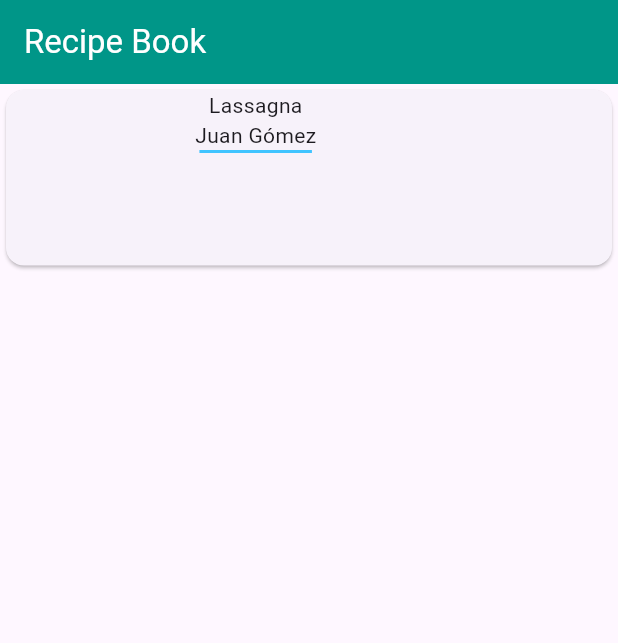
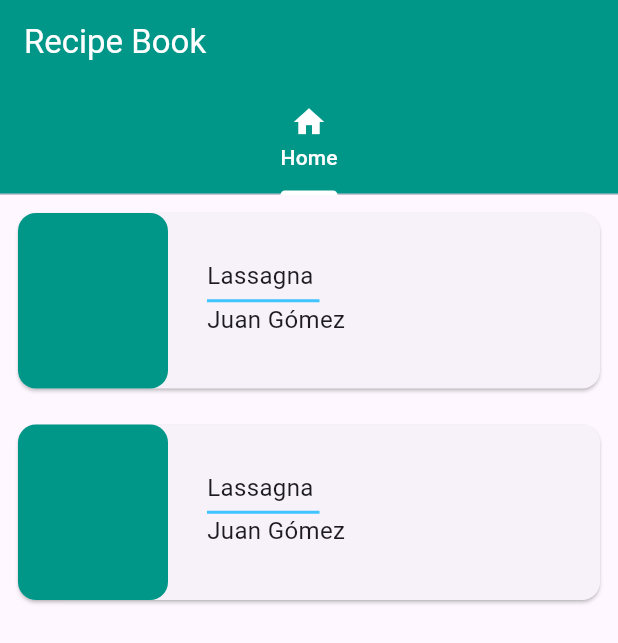
Before and after one commit to Juxn89/flutter-platzi, a Flutter app: the screen it shows after launch, on a phone screen of 412 x 824 dp. Shown: the top 643 px of the screen. Run offline on Flutter 3.47's test engine with Material 3 defaults, Android fonts, the phone set to English and light mode, and no system bars; Roboto replaces fonts that are missing (Quicksand).

Commit message:
Added home screen page.

```diff
--- a/recipe_book/lib/main.dart
+++ b/recipe_book/lib/main.dart
@@ -1,4 +1,5 @@
 import 'package:flutter/material.dart';
+import 'package:recipe_book/screens/home_screen.dart';
 
 void main() {
   runApp(const MainApp());
@@ -21,39 +22,22 @@ class RecipeBook extends StatelessWidget {
 
 	@override
 	Widget build(BuildContext context){
-		return Scaffold(
+		return DefaultTabController(
+			length: 4,
+			child: Scaffold(
 			appBar: AppBar(
 				backgroundColor: Colors.teal,
-				title: const Text('Recipe Book', style: TextStyle(color: Colors.white))
+				title: const Text('Recipe Book', style: TextStyle(color: Colors.white)),
+				bottom: TabBar(
+					indicatorColor: Colors.white,
+					labelColor: Colors.white,
+					tabs: [
+						Tab( icon: Icon(Icons.home), text: 'Home',)
+				]),
 			),
-			body: Container(
-				width: MediaQuery.of(context).size.width,
-				height: 125,
-				child: Card(
-					child: Row(
-						children: <Widget>[
-							Container(
-								height: 125,
-								width: 100,
-								child: ClipRRect(
-									borderRadius: BorderRadius.circular(10),
-									child: Container(),
-								)
-							),
-							SizedBox(width: 26,),
-							Column(children: <Widget>[
-								Text('Lassagna'),
-								Text('Juan Gómez'),
-								Container(
-									height: 2,
-									width: 75,
-									color: Colors.lightBlueAccent,
-								)
-							],)
-						],
-					),
-				),
-			),
-		);
+			body: TabBarView(children: [
+				HomeScreen()
+			])
+		));
 	}
 }
--- /dev/null
+++ b/recipe_book/lib/screens/home_screen.dart
@@ -0,0 +1,56 @@
+import 'package:flutter/material.dart';
+
+class HomeScreen extends StatelessWidget {
+	const HomeScreen({ super.key });
+
+	@override
+	Widget build(BuildContext context) {
+		return Scaffold(
+			body: Column(
+				children: <Widget>[
+					_RecipesCard(context),
+					_RecipesCard(context)
+				],
+			)
+		);
+	}
+
+	Widget _RecipesCard(BuildContext context) {
+		return Padding(
+			padding: const EdgeInsets.all(8.0),
+			child: Container(
+				width: MediaQuery.of(context).size.width,
+				height: 125,
+				child: Card(
+					child: Row(
+						children: <Widget>[
+							Container(
+								height: 125,
+								width: 100,
+								decoration: BoxDecoration(
+									color: Colors.teal,
+									borderRadius: BorderRadius.circular(12)
+								),
+							),
+							SizedBox(width: 26,),
+							Column(
+								mainAxisAlignment: MainAxisAlignment.center,
+								crossAxisAlignment: CrossAxisAlignment.start,
+								children: <Widget>[
+									Text('Lassagna', style: TextStyle(fontSize: 16, fontFamily: 'Quicksand')),
+									SizedBox(height: 4),
+									Container(
+										height: 2,
+										width: 75,
+										color: Colors.lightBlueAccent,
+									),
+									Text('Juan Gómez', style: TextStyle(fontSize: 16, fontFamily: 'Quicksand')),
+									SizedBox(height: 4)
+							])
+						],
+					),
+				),
+			),
+		);
+	}
+}
```
